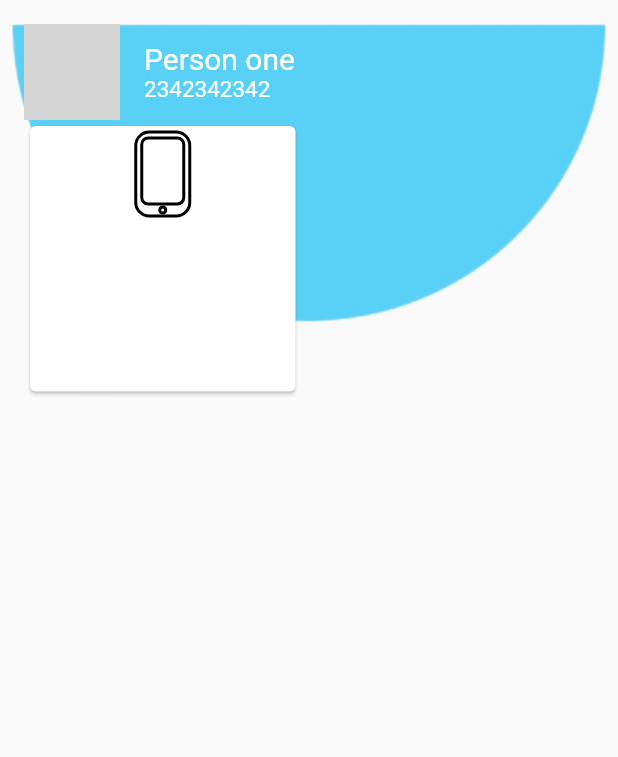
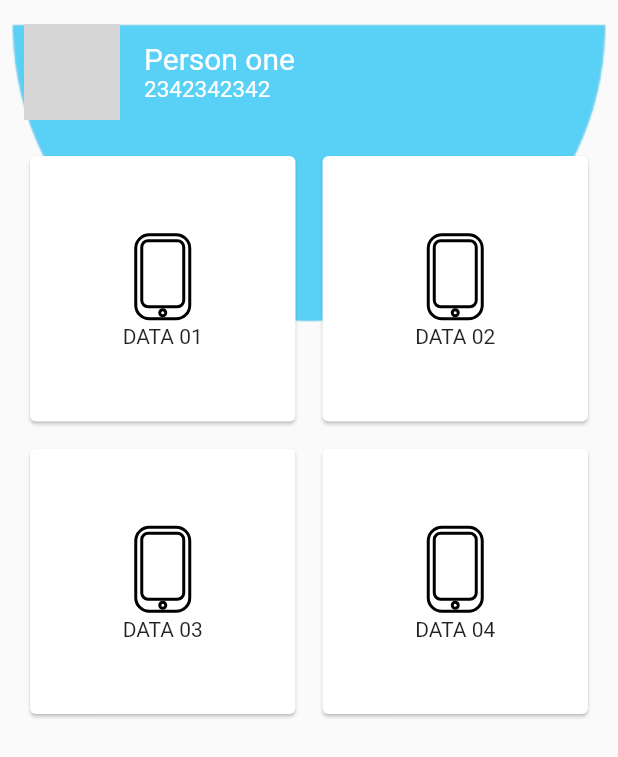
Before and after one commit to Rakibul25/-100daysofcode-mobile_app-, a Flutter app: the screen it shows after launch, on a phone screen of 412 x 824 dp. Shown: the top 757 px of the screen. Run offline on Flutter 3.47's test engine with Material 2 defaults, Android fonts, the phone set to English and light mode, and no system bars; our stand-ins replace flutter_svg; network calls fail; grey boxes are pictures that could not be loaded.

Commit message:
basic grid app

```diff
--- a/tut/lib/main.dart
+++ b/tut/lib/main.dart
@@ -1,4 +1,3 @@
-import 'package:flutter/cupertino.dart';
 import 'package:flutter/material.dart';
 import 'package:flutter_svg/flutter_svg.dart';
 
@@ -9,7 +8,7 @@ class MyApp extends StatelessWidget {
 
   @override
   Widget build(BuildContext context) {
-    return MaterialApp(
+    return const MaterialApp(
       home: HomeScreen(),
     );
   }
@@ -38,16 +37,17 @@ class _HomeScreenState extends State<HomeScreen> {
               ),
             ),
           ),
-          Padding(
+      SafeArea(
+              child: Padding(
                 padding: const EdgeInsets.all(16.0),
-            child: SafeArea(
                 child: Column(
                   children: <Widget>[
                     Container(
                       height: 64,
+                      margin: EdgeInsets.only(bottom: 20),
                       child: Row(
                         children: <Widget>[
-                        CircleAvatar(
+                          const CircleAvatar(
                             radius: 32,
                             backgroundImage: NetworkImage('https://images.pexels.com/photos/614810/pexels-photo-614810.jpeg?auto=compress&cs=tinysrgb&w=1260&h=750&dpr=1'),
                           ),
@@ -55,7 +55,7 @@ class _HomeScreenState extends State<HomeScreen> {
                           Column(
                             mainAxisAlignment: MainAxisAlignment.center,
                             crossAxisAlignment: CrossAxisAlignment.start,
-                          children: <Widget>[
+                            children: const <Widget>[
                               Text('Person one',style: TextStyle(color: Colors.white,fontSize: 20)),
                               Text('2342342342',style: TextStyle(color: Colors.white,fontSize: 15))
                             ],
@@ -72,8 +72,41 @@ class _HomeScreenState extends State<HomeScreen> {
                         children: <Widget>[
                           Card(
                             child: Column(
+                              mainAxisAlignment: MainAxisAlignment.center,
+                              crossAxisAlignment: CrossAxisAlignment.center,
                               children: <Widget>[
-                              SvgPicture.asset('assets/svgimages/phone.svg')
+                                SvgPicture.asset('assets/svgimages/phone.svg'),
+                                Text("DATA 01")
+                              ],
+                            ),
+                          ),
+                          Card(
+                            child: Column(
+                              mainAxisAlignment: MainAxisAlignment.center,
+                              crossAxisAlignment: CrossAxisAlignment.center,
+                              children: <Widget>[
+                                SvgPicture.asset('assets/svgimages/phone.svg'),
+                                Text("DATA 02")
+                              ],
+                            ),
+                          ),
+                          Card(
+                            child: Column(
+                              mainAxisAlignment: MainAxisAlignment.center,
+                              crossAxisAlignment: CrossAxisAlignment.center,
+                              children: <Widget>[
+                                SvgPicture.asset('assets/svgimages/phone.svg'),
+                                Text("DATA 03")
+                              ],
+                            ),
+                          ),
+                          Card(
+                            child: Column(
+                              mainAxisAlignment: MainAxisAlignment.center,
+                              crossAxisAlignment: CrossAxisAlignment.center,
+                              children: <Widget>[
+                                SvgPicture.asset('assets/svgimages/phone.svg'),
+                                Text("DATA 04")
                               ],
                             ),
                           )
```
Lines whose indentation alone changed are shown as unchanged.
